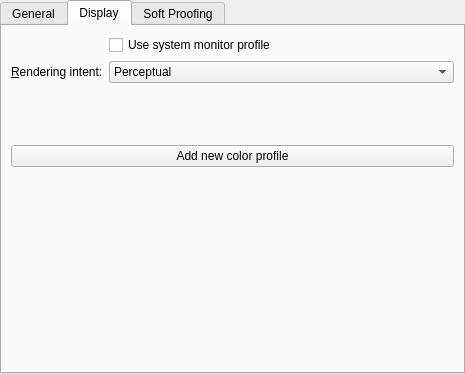
Qt form libs/ui/forms/wdgcolorsettings.ui (KDE/krita) before a commit.
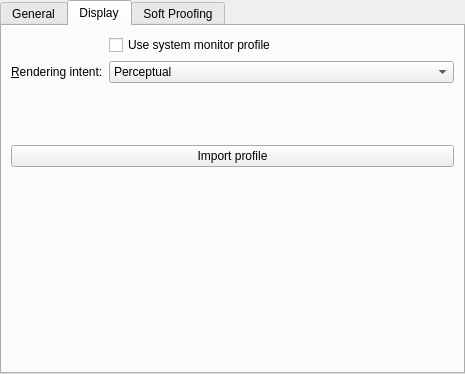
The same form after that commit. The open tabs and pages were chosen to show the change. Custom widgets are drawn as their Qt base class.

Commit message: Remove last instance of "Add" color profile

```diff
--- a/libs/ui/forms/wdgcolorsettings.ui
+++ b/libs/ui/forms/wdgcolorsettings.ui
@@ -219,7 +219,7 @@
           </sizepolicy>
          </property>
          <property name="text">
-          <string>Add new color profile</string>
+          <string>Import profile</string>
          </property>
         </widget>
        </item>
```
The commit also changes 1 other file.
